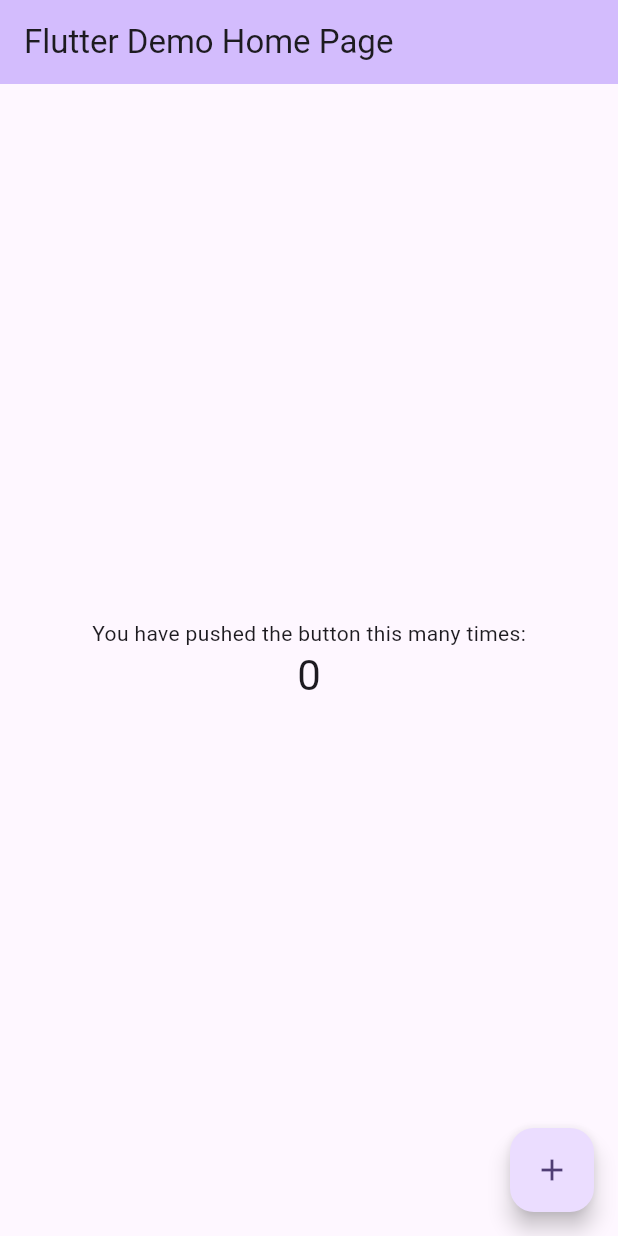
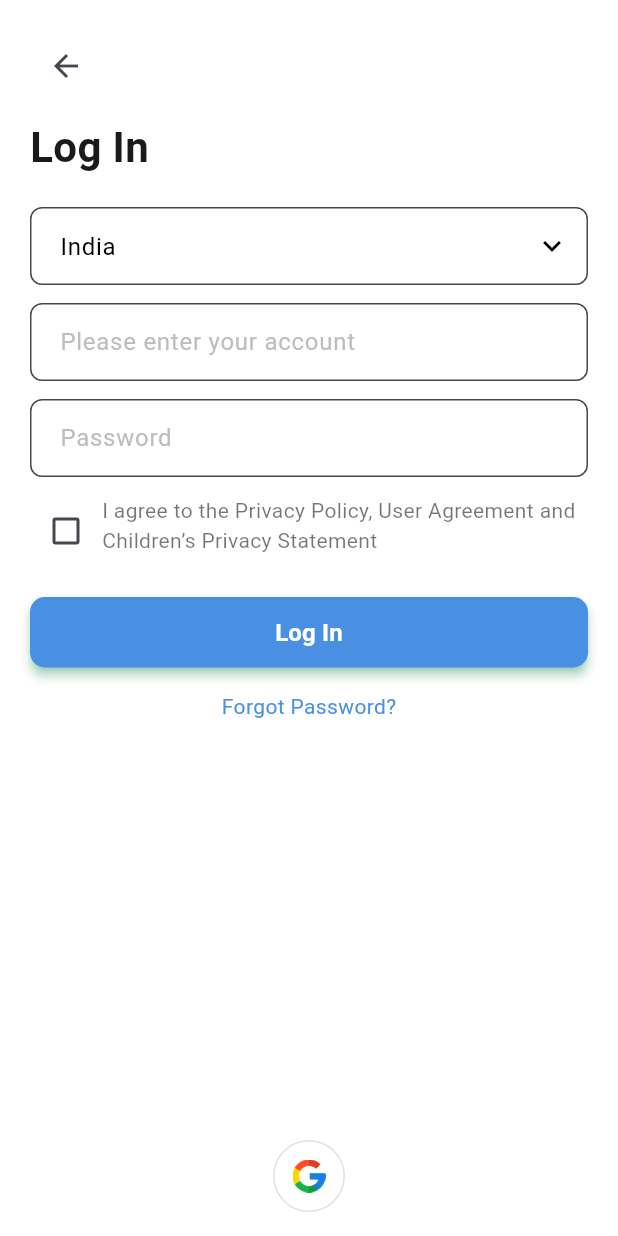
Before and after one commit to shaelhaldkar/smartiOT, a Flutter app: the screen it shows after launch, on a phone screen of 412 x 824 dp. Run offline on Flutter 3.47's test engine with Material 3 defaults, Android fonts, the phone set to English and light mode, and no system bars; our stand-ins replace cached_network_image, connectivity_plus, country_picker, dropdown_textfield, firebase_auth, firebase_core and 5 more; accounts and stored records are empty; Roboto replaces fonts that are missing (DMSans, Poppins).

Commit message:
added login screen and google authentication

```diff
--- /dev/null
+++ b/lib/approutes/app_routes.dart
@@ -0,0 +1,35 @@
+import 'package:get/get.dart';
+import 'package:get/get_navigation/src/routes/transitions_type.dart';
+
+import '../screens/forget_password/forget_password_binding.dart';
+import '../screens/forget_password/forget_password_view.dart';
+import '../screens/login_screen/login_screen.dart';
+import '../screens/login_screen/login_screen_binding.dart';
+import '../screens/home_screen/home_screen.dart';
+import '../screens/home_screen/home_screen_binding.dart';
+
+class AppRoutes {
+  static final List<GetPage> routes = [
+
+    GetPage(
+      name: '/login_screen',
+      page: () => const LoginScreen(),
+      binding: LoginScreenBinding(),
+      transition: Transition.fadeIn,
+    ),
+    GetPage(
+      name: '/home_screen',
+      page: () => const HomeScreen(),
+      binding: HomeScreenBinding(),
+      transition: Transition.fadeIn,
+    ),
+
+    GetPage(
+      name: '/forget_password',
+      page: () => const ForgetPasswordView(),
+      binding: ForgetPasswordBinding(),
+    ),
+
+
+  ];
+}
--- a/lib/languages/english.dart
+++ b/lib/languages/english.dart
@@ -290,5 +290,28 @@ class English {
     "pucc_status": "PUCC Status",
     "fitness_status": "Fitness Status",
     "registeredat": "Registered At",
+    //auth
+    "login": "Log In",
+    "india": "India",
+    "enter_account": "Please enter your account",
+    "password": "Password",
+    "login_btn": "Log In",
+    "forgot_password": "Forgot Password?",
+    "google_signin": "Continue with Google",
+    "welcome_home": "Welcome Home",
+    "agree_privacy_text":
+    "I agree to the Privacy Policy, User Agreement and Children’s Privacy Statement",
+    "forget_password": "Forgot Password",
+    "reset_email_info": "Enter your registered email to receive a password reset link",
+    "email_hint": "Enter your email",
+    "send_reset_link": "Send Reset Link",
+    "email_required": "Email is required",
+    "reset_email_sent": "Password reset email sent. Check your inbox.",
+    "success": "Success",
+    "something_went_wrong": "Something went wrong",
+    "logout": "Logout",
+    "logout_confirm": "Are you sure you want to logout?",
+    "cancel": "Cancel",
+    "logout_failed": "Logout failed",
   };
 }
--- a/lib/languages/messages.dart
+++ b/lib/languages/messages.dart
@@ -5,6 +5,5 @@ class Messages extends Translations {
   @override
   Map<String, Map<String, String>> get keys => {
         'en_US': English.key,
-
       };
 }
--- a/lib/main.dart
+++ b/lib/main.dart
@@ -1,122 +1,27 @@
 import 'package:flutter/material.dart';
+import 'package:get/get.dart';
+import 'package:firebase_core/firebase_core.dart';
+import 'approutes/app_routes.dart';
+import 'languages/messages.dart';
 
-void main() {
+void main() async {
+  WidgetsFlutterBinding.ensureInitialized();
+  await Firebase.initializeApp();
   runApp(const MyApp());
 }
 
 class MyApp extends StatelessWidget {
   const MyApp({super.key});
 
-  // This widget is the root of your application.
   @override
   Widget build(BuildContext context) {
-    return MaterialApp(
-      title: 'Flutter Demo',
-      theme: ThemeData(
-        // This is the theme of your application.
-        //
-        // TRY THIS: Try running your application with "flutter run". You'll see
-        // the application has a purple toolbar. Then, without quitting the app,
-        // try changing the seedColor in the colorScheme below to Colors.green
-        // and then invoke "hot reload" (save your changes or press the "hot
-        // reload" button in a Flutter-supported IDE, or press "r" if you used
-        // the command line to start the app).
-        //
-        // Notice that the counter didn't reset back to zero; the application
-        // state is not lost during the reload. To reset the state, use hot
-        // restart instead.
-        //
-        // This works for code too, not just values: Most code changes can be
-        // tested with just a hot reload.
-        colorScheme: ColorScheme.fromSeed(seedColor: Colors.deepPurple),
-      ),
-      home: const MyHomePage(title: 'Flutter Demo Home Page'),
+    return GetMaterialApp(
+      debugShowCheckedModeBanner: false,
+      translations: Messages(),
+      locale: const Locale('en', 'US'),
+      fallbackLocale: const Locale('en', 'US'),
+      initialRoute: '/login_screen',
+      getPages: AppRoutes.routes,
     );
   }
 }
-
-class MyHomePage extends StatefulWidget {
-  const MyHomePage({super.key, required this.title});
-
-  // This widget is the home page of your application. It is stateful, meaning
-  // that it has a State object (defined below) that contains fields that affect
-  // how it looks.
-
-  // This class is the configuration for the state. It holds the values (in this
-  // case the title) provided by the parent (in this case the App widget) and
-  // used by the build method of the State. Fields in a Widget subclass are
-  // always marked "final".
-
-  final String title;
-
-  @override
-  State<MyHomePage> createState() => _MyHomePageState();
-}
-
-class _MyHomePageState extends State<MyHomePage> {
-  int _counter = 0;
-
-  void _incrementCounter() {
-    setState(() {
-      // This call to setState tells the Flutter framework that something has
-      // changed in this State, which causes it to rerun the build method below
-      // so that the display can reflect the updated values. If we changed
-      // _counter without calling setState(), then the build method would not be
-      // called again, and so nothing would appear to happen.
-      _counter++;
-    });
-  }
-
-  @override
-  Widget build(BuildContext context) {
-    // This method is rerun every time setState is called, for instance as done
-    // by the _incrementCounter method above.
-    //
-    // The Flutter framework has been optimized to make rerunning build methods
-    // fast, so that you can just rebuild anything that needs updating rather
-    // than having to individually change instances of widgets.
-    return Scaffold(
-      appBar: AppBar(
-        // TRY THIS: Try changing the color here to a specific color (to
-        // Colors.amber, perhaps?) and trigger a hot reload to see the AppBar
-        // change color while the other colors stay the same.
-        backgroundColor: Theme.of(context).colorScheme.inversePrimary,
-        // Here we take the value from the MyHomePage object that was created by
-        // the App.build method, and use it to set our appbar title.
-        title: Text(widget.title),
-      ),
-      body: Center(
-        // Center is a layout widget. It takes a single child and positions it
-        // in the middle of the parent.
-        child: Column(
-          // Column is also a layout widget. It takes a list of children and
-          // arranges them vertically. By default, it sizes itself to fit its
-          // children horizontally, and tries to be as tall as its parent.
-          //
-          // Column has various properties to control how it sizes itself and
-          // how it positions its children. Here we use mainAxisAlignment to
-          // center the children vertically; the main axis here is the vertical
-          // axis because Columns are vertical (the cross axis would be
-          // horizontal).
-          //
-          // TRY THIS: Invoke "debug painting" (choose the "Toggle Debug Paint"
-          // action in the IDE, or press "p" in the console), to see the
-          // wireframe for each widget.
-          mainAxisAlignment: MainAxisAlignment.center,
-          children: <Widget>[
-            const Text('You have pushed the button this many times:'),
-            Text(
-              '$_counter',
-              style: Theme.of(context).textTheme.headlineMedium,
-            ),
-          ],
-        ),
-      ),
-      floatingActionButton: FloatingActionButton(
-        onPressed: _incrementCounter,
-        tooltip: 'Increment',
-        child: const Icon(Icons.add),
-      ), // This trailing comma makes auto-formatting nicer for build methods.
-    );
-  }
-}
--- /dev/null
+++ b/lib/screens/home_screen/home_screen_binding.dart
@@ -0,0 +1,9 @@
+import 'package:get/get.dart';
+import 'home_screen_controller.dart';
+
+class HomeScreenBinding extends Bindings {
+  @override
+  void dependencies() {
+    Get.put(HomeScreenController());
+  }
+}
--- /dev/null
+++ b/lib/screens/login_screen/login_screen.dart
@@ -0,0 +1,147 @@
+import 'package:flutter/material.dart';
+import 'package:get/get.dart';
+import '../../utils/appText.dart';
+import '../../utils/app_colors.dart';
+import '../../utils/app_textformfield.dart';
+import '../../utils/app_button.dart';
+import '../../utils/images.dart';
+import 'login_screen_controller.dart';
+
+class LoginScreen extends GetView<LoginScreenController> {
+  const LoginScreen({super.key});
+
+  @override
+  Widget build(BuildContext context) {
+    return Scaffold(
+      backgroundColor: App_colors.login_bg,
+      body: SafeArea(
+        child: Column(
+          children: [
+            Expanded(
+              child: SingleChildScrollView(
+                keyboardDismissBehavior:
+                ScrollViewKeyboardDismissBehavior.onDrag,
+                padding: const EdgeInsets.all(20),
+                child: Column(
+                  crossAxisAlignment: CrossAxisAlignment.start,
+                  children: [
+                    IconButton(
+                      onPressed: () => Get.back(),
+                      icon: const Icon(Icons.arrow_back),
+                    ),
+                    const SizedBox(height: 10),
+                    AppText(
+                      "login".tr,
+                      fontSize: 28,
+                      fontWeight: FontWeight.w600,
+                      color: App_colors.text_primary,
+                    ),
+                    const SizedBox(height: 20),
+                 //country picker
+                    GestureDetector(
+                      onTap: controller.openCountryPicker,
+                      child: AbsorbPointer(
+                        child: AppTextField(
+                          controller: controller.countryController,
+                          hintText: "",
+                          style: const TextStyle(
+                            color: App_colors.bg_black,
+                            fontSize: 16,
+                          ),
+                          suffixIcon: const Icon(
+                            Icons.keyboard_arrow_down,
+                            color: App_colors.bg_black,
+                          ),
+                        ),
+                      ),
+                    ),
+                    const SizedBox(height: 12),
+                    AppTextField(
+                      hintText: "enter_account".tr,
+                      style: const TextStyle(color: App_colors.text_color),
+                      controller: controller.emailController,
+                    ),
+                    const SizedBox(height: 12),
+                    AppTextField(
+                      hintText: "password".tr,
+                      style: const TextStyle(color: App_colors.text_color),
+                      controller: controller.passwordController,
+                    ),
+                    const SizedBox(height: 12),
+                    Obx(
+                          () => Row(
+                        crossAxisAlignment: CrossAxisAlignment.start,
+                        children: [
+                          Checkbox(
+                            value: controller.isChecked.value,
+                            onChanged: (v) => controller.isChecked.value =
+                                v ?? false,
+                          ),
+                          Expanded(
+                            child: AppText(
+                              "agree_privacy_text".tr,
+                              color: App_colors.text_color,
+                            ),
+                          ),
+                        ],
+                      ),
+                    ),
+                    const SizedBox(height: 20),
+                    SizedBox(
+                      width: double.infinity,
+                      child: AppButton(
+                        text: "login_btn".tr,
+                        onPressed: () => controller.emailPasswordLogin(),
+                        backgroundColor: App_colors.primary_blue,
+                      ),
+                    ),
+                    const SizedBox(height: 16),
+                    Center(
+                      child: GestureDetector(
+                        onTap: () => Get.toNamed('/forget_password'),
+                        child: AppText(
+                          "forgot_password".tr,
+                          color: App_colors.primary_blue,
+                        ),
+                      ),
+                    ),
+                  ],
+                ),
+              ),
+            ),
+            Padding(
+              padding: const EdgeInsets.only(bottom: 16),
+              child: Row(
+                mainAxisAlignment: MainAxisAlignment.center,
+                children: [
+                  InkWell(
+                    onTap:
+                    controller.googleLogin,
+                    borderRadius: BorderRadius.circular(30),
+                    child: Container(
+                      width: 48,
+                      height: 48,
+                      decoration: BoxDecoration(
+                        shape: BoxShape.circle,
+                        border: Border.all(
+                          color: App_colors.login_border,
+                        ),
+                        color: Colors.white,
+                      ),
+                      child: Center(
+                        child: Image.asset(
+                          Images.ic_google,
+                          height: 22,
+                        ),
+                      ),
+                    ),
+                  ),
+                ],
+              ),
+            ),
+          ],
+        ),
+      ),
+    );
+  }
+}
--- /dev/null
+++ b/lib/screens/login_screen/login_screen_binding.dart
@@ -0,0 +1,9 @@
+import 'package:get/get.dart';
+import 'login_screen_controller.dart';
+
+class LoginScreenBinding extends Bindings {
+  @override
+  void dependencies() {
+    Get.put(LoginScreenController());
+  }
+}
--- a/lib/utils/app_colors.dart
+++ b/lib/utils/app_colors.dart
@@ -40,8 +40,16 @@ class App_colors{
   static const Color subTextWhite = Color(0xB3FFFFFF);    // 70%
   static const Color dashedWhite = Color(0x3DFFFFFF);    // 24%
 
+  //auth
+  static const Color login_bg = Color(0xFFFFFFFF);
+  static const Color login_border = Color(0xFFE0E0E0);
+  static const Color login_hint = Color(0xFF9E9E9E);
 
+  static const Color primary_blue = Color(0xFF4A90E2);
+  static const Color button_disabled = Color(0xFFBFD7F2);
 
-
+  static const Color text_primary = Color(0xFF1A1A1A);
+  static const Color text_secondary = Color(0xFF7A7A7A);
+  static const Color logout_red = Color(0xFFE53935);
 
 }
--- a/lib/utils/images.dart
+++ b/lib/utils/images.dart
@@ -32,4 +32,7 @@ class Images {
   static String ic_red= "assets/icons/red_tick.png";
   static String ic_light_green= "assets/icons/light_green.png";
   static String ic_download= "assets/icons/download.png";
+  ///
+  static String ic_google= "assets/icons/google.png";
+  static String ic_logout ="assets/icons/logout.png";
 }
```
Also changed, not shown: lib/screens/forget_password/forget_password_binding.dart (added, +11 -0 lines), lib/screens/forget_password/forget_password_controller.dart (added, +38 -0 lines), lib/screens/forget_password/forget_password_view.dart (added, +72 -0 lines), lib/screens/home_screen/home_screen.dart (added, +86 -0 lines), lib/screens/home_screen/home_screen_controller.dart (added, +21 -0 lines), lib/screens/login_screen/login_screen_controller.dart (added, +108 -0 lines), pubspec.yaml (+8 -3 lines), assets/icons/google.png (added), assets/icons/logout.png (added), pubspec.lock, 4 other files.
